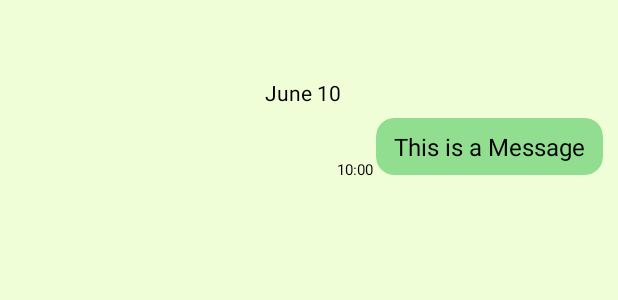
After one commit to VannesL/ShibaCha, an Android app: the layout chat_rv_item.xml on its own in the app's theme, with its tools: preview values and no code run, on a phone screen of 412 x 824 dp. The commit adds this screen. Shown: the top 300 px of the screen. Run offline under Robolectric (Android 15) with nearby library versions, the phone set to English and light mode, and no system bars.

Commit message:
chat page

```diff
--- /dev/null
+++ b/app/src/main/res/drawable/ic_baseline_info.xml
@@ -0,0 +1,5 @@
+<vector android:height="24dp" android:tint="#000000"
+    android:viewportHeight="24" android:viewportWidth="24"
+    android:width="24dp" xmlns:android="http://schemas.android.com/apk/res/android">
+    <path android:fillColor="@android:color/white" android:pathData="M12,2C6.48,2 2,6.48 2,12s4.48,10 10,10 10,-4.48 10,-10S17.52,2 12,2zM13,17h-2v-6h2v6zM13,9h-2L11,7h2v2z"/>
+</vector>
--- /dev/null
+++ b/app/src/main/res/drawable/ic_baseline_menu_24.xml
@@ -0,0 +1,5 @@
+<vector android:height="24dp" android:tint="#000000"
+    android:viewportHeight="24" android:viewportWidth="24"
+    android:width="24dp" xmlns:android="http://schemas.android.com/apk/res/android">
+    <path android:fillColor="@android:color/white" android:pathData="M3,18h18v-2L3,16v2zM3,13h18v-2L3,11v2zM3,6v2h18L21,6L3,6z"/>
+</vector>
--- /dev/null
+++ b/app/src/main/res/drawable/ic_baseline_send.xml
@@ -0,0 +1,5 @@
+<vector android:autoMirrored="true" android:height="32dp"
+    android:tint="#000000" android:viewportHeight="24"
+    android:viewportWidth="24" android:width="32dp" xmlns:android="http://schemas.android.com/apk/res/android">
+    <path android:fillColor="@android:color/white" android:pathData="M2.01,21L23,12 2.01,3 2,10l15,2 -15,2z" />
+</vector>
--- /dev/null
+++ b/app/src/main/res/layout/chat_rv_item.xml
@@ -0,0 +1,69 @@
+<?xml version="1.0" encoding="utf-8"?>
+<androidx.constraintlayout.widget.ConstraintLayout xmlns:android="http://schemas.android.com/apk/res/android"
+    xmlns:app="http://schemas.android.com/apk/res-auto"
+    android:layout_width="match_parent"
+    android:layout_height="wrap_content"
+    android:layout_marginEnd="8dp"
+    android:layout_marginTop="16dp">
+
+    <TextView
+        android:id="@+id/text_gchat_date_me"
+        android:layout_width="wrap_content"
+        android:layout_height="wrap_content"
+        android:layout_marginTop="32dp"
+        android:paddingStart="8dp"
+        android:paddingTop="4dp"
+        android:paddingEnd="8dp"
+        android:paddingBottom="4dp"
+        android:text="June 10"
+        android:textColor="@color/black"
+        app:layout_constraintEnd_toEndOf="parent"
+        app:layout_constraintStart_toStartOf="parent"
+        app:layout_constraintTop_toTopOf="parent" />
+
+    <androidx.cardview.widget.CardView
+        android:id="@+id/card_gchat_message_me"
+        android:layout_width="wrap_content"
+        android:layout_height="wrap_content"
+        app:cardBackgroundColor="@color/green_primary"
+        app:cardCornerRadius="12dp"
+        app:cardElevation="0dp"
+        app:cardPreventCornerOverlap="false"
+        app:cardUseCompatPadding="true"
+        app:layout_constraintEnd_toEndOf="parent"
+        app:layout_constraintTop_toBottomOf="@id/text_gchat_date_me">
+
+        <LinearLayout
+            android:id="@+id/layout_gchat_container_me"
+            android:layout_width="wrap_content"
+            android:layout_height="wrap_content"
+            android:orientation="vertical">
+
+            <TextView
+                android:id="@+id/text_gchat_message_me"
+                android:layout_width="wrap_content"
+                android:layout_height="wrap_content"
+                android:layout_marginBottom="8dp"
+                android:maxWidth="260dp"
+                android:paddingLeft="12dp"
+                android:paddingTop="8dp"
+                android:paddingRight="12dp"
+                android:text="This is a Message"
+                android:textColor="@color/black"
+                android:textSize="16sp" />
+        </LinearLayout>
+
+    </androidx.cardview.widget.CardView>
+
+    <TextView
+        android:id="@+id/text_gchat_timestamp_me"
+        android:layout_width="wrap_content"
+        android:layout_height="wrap_content"
+        android:text="10:00"
+        android:textColor="@color/black"
+        android:textSize="10sp"
+        app:layout_constraintBottom_toBottomOf="@+id/card_gchat_message_me"
+        app:layout_constraintEnd_toStartOf="@+id/card_gchat_message_me" />
+
+
+</androidx.constraintlayout.widget.ConstraintLayout>
--- a/app/src/main/res/values/strings.xml
+++ b/app/src/main/res/values/strings.xml
@@ -33,4 +33,9 @@
     <string name="RVitem_name">Community Name</string>
     <string name="description">Description:</string>
     <string name="name">Name:</string>
+
+    <string name="community_list">Community List</string>
+    <string name="chat_community_name">Community Name</string>
+    <string name="community_info">Community Info</string>
+    <string name="header_chat_nav_title">Channels</string>
 </resources>
```
Also changed, not shown: app/src/main/res/layout/activity_community_chat.xml (added, +84 -0 lines), app/src/main/res/layout/activity_home_chat.xml (added, +40 -0 lines), app/src/main/res/layout/chat_rv_item_2.xml (added, +89 -0 lines), app/src/main/res/menu/menu_chat.xml (added, +11 -0 lines), app/src/main/res/menu/menu_community.xml (added, +9 -0 lines).
